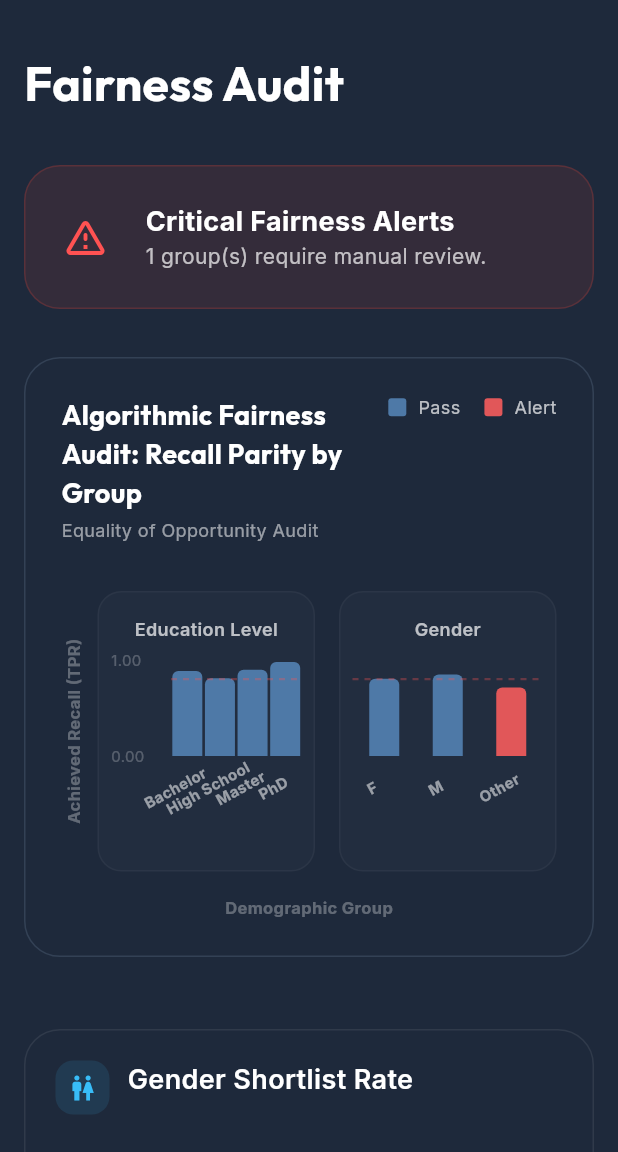
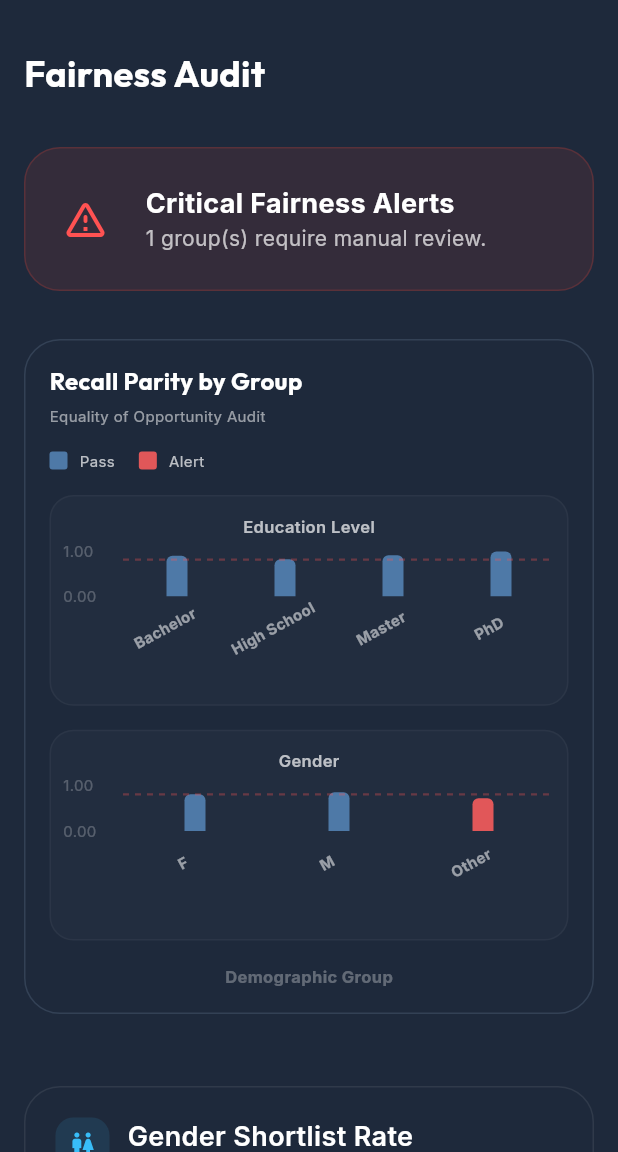
Before and after one commit to abumusasakib/talentmatch-dashboard, a Flutter app: the FairnessScreen screen opened by its route, on a phone screen of 412 x 824 dp, the part 84-1236 px from its top. Run offline on Flutter 3.47's test engine with Material 3 defaults, Android fonts, the phone set to English and light mode, and no system bars; drawn by our look-alikes of fl_chart; our stand-ins replace csv, dartz, flutter_bloc, freezed_annotation, get_it, go_router and 4 more; project files that could hold a hidden picture were left out.

Commit message:
feat: implement initial dashboard screens for overview, performance, and fairness, including related widgets.

```diff
--- a/lib/features/dashboard/presentation/screen/fairness_screen.dart
+++ b/lib/features/dashboard/presentation/screen/fairness_screen.dart
@@ -1,5 +1,6 @@
 import 'package:flutter/material.dart';
 import 'package:google_fonts/google_fonts.dart';
+import 'package:responsive_framework/responsive_framework.dart';
 import '../../domain/entity/group_impact_entity.dart';
 import '../../domain/entity/disparity_entities.dart';
 import '../../domain/entity/performance_metrics_entities.dart';
@@ -34,7 +35,7 @@ class FairnessScreen extends StatelessWidget {
     List<RecallParityEntity> recallParity,
     double targetRecall,
   ) {
-    final bool isMobile = MediaQuery.of(context).size.width < 1024;
+    final bool isMobile = ResponsiveBreakpoints.of(context).isMobile;
     final List<GroupImpactEntity> alerts =
         impacts.where((GroupImpactEntity i) => i.alert.isNotEmpty).toList();
 
@@ -46,7 +47,9 @@ class FairnessScreen extends StatelessWidget {
           Text(
             'Fairness Audit',
             style: GoogleFonts.outfit(
-                color: Colors.white, fontSize: 32, fontWeight: FontWeight.bold),
+                color: Colors.white,
+                fontSize: isMobile ? 24 : 32,
+                fontWeight: FontWeight.bold),
           ),
           const SizedBox(height: 32),
 
@@ -56,7 +59,7 @@ class FairnessScreen extends StatelessWidget {
           ],
 
           SizedBox(
-            height: 400,
+            height: isMobile ? 450 : 400,
             child: FairnessParityChart(
               recallParity: recallParity,
               targetRecall: targetRecall,
@@ -66,13 +69,13 @@ class FairnessScreen extends StatelessWidget {
 
           // Visual Bias Indicators - Vertical Stack to prevent squishing
           SizedBox(
-            height: 400,
+            height: isMobile ? 280 : 400,
             width: double.infinity,
             child: GenderBiasChart(data: genderDisparity),
           ),
           const SizedBox(height: 32),
           SizedBox(
-            height: 400,
+            height: isMobile ? 280 : 400,
             width: double.infinity,
             child: EducationBiasChart(data: educationDisparity),
           ),
@@ -110,12 +113,49 @@ class FairnessScreen extends StatelessWidget {
                         fontSize: 18,
                         fontWeight: FontWeight.bold),
                   ),
-                  subtitle: Padding(
+                  subtitle: Column(
+                    crossAxisAlignment: CrossAxisAlignment.start,
+                    children: [
+                      Padding(
                         padding: const EdgeInsets.only(top: 8),
                         child: Text(
                           '+${impact.additionalShortlisted} shortlisted  •  FP Δ: ${impact.fpChange.toStringAsFixed(1)}',
                           style: const TextStyle(color: Colors.white60),
                         ),
+                      ),
+                      if (isSmallMobile) ...[
+                        const SizedBox(height: 8),
+                        Container(
+                          padding: const EdgeInsets.symmetric(
+                              horizontal: 8, vertical: 4),
+                          decoration: BoxDecoration(
+                            color: hasAlert
+                                ? Colors.orange.withAlpha(26)
+                                : Colors.green.withAlpha(26),
+                            borderRadius: BorderRadius.circular(8),
+                          ),
+                          child: Text(
+                            impact.friendlyRecommendedAction,
+                            style: TextStyle(
+                              color: hasAlert
+                                  ? Colors.orangeAccent
+                                  : Colors.greenAccent,
+                              fontSize: 10,
+                              fontWeight: FontWeight.bold,
+                            ),
+                          ),
+                        ),
+                        if (hasAlert)
+                          Padding(
+                            padding: const EdgeInsets.only(top: 4, left: 4),
+                            child: Text(
+                              impact.friendlyAlert,
+                              style: const TextStyle(
+                                  color: Colors.redAccent, fontSize: 10),
+                            ),
+                          ),
+                      ],
+                    ],
                   ),
                   trailing: isSmallMobile
                       ? null
@@ -123,15 +163,35 @@ class FairnessScreen extends StatelessWidget {
                           mainAxisAlignment: MainAxisAlignment.center,
                           crossAxisAlignment: CrossAxisAlignment.end,
                           children: [
-                            Text(
+                            Container(
+                              padding: const EdgeInsets.symmetric(
+                                  horizontal: 12, vertical: 6),
+                              decoration: BoxDecoration(
+                                color: hasAlert
+                                    ? Colors.orange.withAlpha(26)
+                                    : Colors.green.withAlpha(26),
+                                borderRadius: BorderRadius.circular(12),
+                              ),
+                              child: Text(
                                 impact.friendlyRecommendedAction,
                                 style: TextStyle(
-                                  color: hasAlert ? Colors.orangeAccent : Colors.greenAccent,
-                                  fontWeight: FontWeight.bold),
+                                  color: hasAlert
+                                      ? Colors.orangeAccent
+                                      : Colors.greenAccent,
+                                  fontSize: 12,
+                                  fontWeight: FontWeight.bold,
+                                ),
+                              ),
                             ),
                             if (hasAlert)
-                              Text(impact.friendlyAlert,
-                                  style: const TextStyle(color: Colors.redAccent, fontSize: 12)),
+                              Padding(
+                                padding: const EdgeInsets.only(top: 4),
+                                child: Text(
+                                  impact.friendlyAlert,
+                                  style: const TextStyle(
+                                      color: Colors.redAccent, fontSize: 12),
+                                ),
+                              ),
                           ],
                         ),
                 );
--- a/lib/features/dashboard/presentation/widgets/fairness_parity_chart.dart
+++ b/lib/features/dashboard/presentation/widgets/fairness_parity_chart.dart
@@ -1,6 +1,7 @@
 import 'package:fl_chart/fl_chart.dart';
 import 'package:flutter/material.dart';
 import 'package:google_fonts/google_fonts.dart';
+import 'package:responsive_framework/responsive_framework.dart';
 import 'package:talentmatch_dashboard/core/presentation/res/gen/colors.gen.dart';
 import 'package:talentmatch_dashboard/features/dashboard/domain/entity/performance_metrics_entities.dart';
 
@@ -16,6 +17,8 @@ class FairnessParityChart extends StatelessWidget {
 
   @override
   Widget build(BuildContext context) {
+    final bool isMobile = ResponsiveBreakpoints.of(context).isMobile;
+
     // Group data by groupCol
     final Map<String, List<RecallParityEntity>> groupedData = {};
     for (final entry in recallParity) {
@@ -25,7 +28,7 @@ class FairnessParityChart extends StatelessWidget {
     final groupCols = groupedData.keys.toList();
 
     return Container(
-      padding: const EdgeInsets.all(24),
+      padding: EdgeInsets.all(isMobile ? 16 : 24),
       decoration: BoxDecoration(
         color: ColorName.surface,
         borderRadius: BorderRadius.circular(24),
@@ -34,19 +37,19 @@ class FairnessParityChart extends StatelessWidget {
       child: Column(
         crossAxisAlignment: CrossAxisAlignment.start,
         children: [
-          Row(
+          Flex(
+            direction: isMobile ? Axis.vertical : Axis.horizontal,
             mainAxisAlignment: MainAxisAlignment.spaceBetween,
             crossAxisAlignment: CrossAxisAlignment.start,
             children: [
-              Expanded(
-                child: Column(
+              Column(
                 crossAxisAlignment: CrossAxisAlignment.start,
                 children: [
                   Text(
-                      'Algorithmic Fairness Audit: Recall Parity by Group',
+                    'Recall Parity by Group',
                     style: GoogleFonts.outfit(
                       color: Colors.white,
-                        fontSize: 18,
+                      fontSize: isMobile ? 16 : 18,
                       fontWeight: FontWeight.bold,
                     ),
                   ),
@@ -55,26 +58,28 @@ class FairnessParityChart extends StatelessWidget {
                     'Equality of Opportunity Audit',
                     style: GoogleFonts.inter(
                       color: Colors.white54,
-                        fontSize: 12,
+                      fontSize: isMobile ? 10 : 12,
                     ),
                   ),
                 ],
               ),
-              ),
+              if (isMobile) const SizedBox(height: 16),
+              Row(
+                mainAxisSize: MainAxisSize.min,
+                children: [
+                  _LegendItem(color: const Color(0xFF4E79A7), label: 'Pass', isMobile: isMobile),
                   const SizedBox(width: 16),
-              Row(
-                children: [
-                  _LegendItem(color: const Color(0xFF4E79A7), label: 'Pass'),
-                  const SizedBox(width: 16),
-                  _LegendItem(color: const Color(0xFFE15759), label: 'Alert'),
+                  _LegendItem(color: const Color(0xFFE15759), label: 'Alert', isMobile: isMobile),
                 ],
               ),
             ],
           ),
-          const SizedBox(height: 32),
+          SizedBox(height: isMobile ? 16 : 32),
           Expanded(
-            child: Row(
+            child: Flex(
+              direction: isMobile ? Axis.vertical : Axis.horizontal,
               children: [
+                if (!isMobile) ...[
                   // Y-Axis Label
                   RotatedBox(
                     quarterTurns: 3,
@@ -88,8 +93,10 @@ class FairnessParityChart extends StatelessWidget {
                     ),
                   ),
                   const SizedBox(width: 8),
+                ],
                 Expanded(
-                  child: Row(
+                  child: Flex(
+                    direction: isMobile ? Axis.vertical : Axis.horizontal,
                     children: groupCols.asMap().entries.map((entry) {
                       final idx = entry.key;
                       final col = entry.value;
@@ -97,14 +104,15 @@ class FairnessParityChart extends StatelessWidget {
                       final isFirst = idx == 0;
                       final isLast = idx == groupCols.length - 1;
 
-                      return Expanded(
-                        child: Container(
+                      Widget chart() => Container(
                             margin: EdgeInsets.only(
-                            left: isFirst ? 0 : 8,
-                            right: isLast ? 0 : 8,
+                              left: (isFirst || isMobile) ? 0 : 8,
+                              right: (isLast || isMobile) ? 0 : 8,
+                              top: (isFirst || !isMobile) ? 0 : 8,
+                              bottom: (isLast || !isMobile) ? 0 : 8,
                             ),
                             padding: const EdgeInsets.symmetric(
-                              vertical: 16, horizontal: 8),
+                                vertical: 12, horizontal: 8),
                             decoration: BoxDecoration(
                               color: Colors.white.withAlpha(5),
                               borderRadius: BorderRadius.circular(16),
@@ -117,23 +125,24 @@ class FairnessParityChart extends StatelessWidget {
                                   col,
                                   style: GoogleFonts.inter(
                                     color: Colors.white70,
-                                  fontSize: 12,
+                                    fontSize: 11,
                                     fontWeight: FontWeight.w600,
                                   ),
                                 ),
-                              const SizedBox(height: 12),
+                                const SizedBox(height: 8),
                                 Expanded(
                                   child: _IndividualParityChart(
                                     data: data,
                                     targetRecall: targetRecall,
-                                  showYAxis: isFirst,
+                                    showYAxis: isFirst || isMobile,
                                     showTargetLabel: isLast,
                                   ),
                                 ),
                               ],
                             ),
-                        ),
                           );
+
+                      return isMobile ? Expanded(child: chart()) : Expanded(child: chart());
                     }).toList(),
                   ),
                 ),
@@ -274,13 +283,14 @@ class _IndividualParityChart extends StatelessWidget {
         barGroups: List.generate(data.length, (i) {
           final recall = data[i].achievedRecall;
           final isBelow = recall < targetRecall;
+          final isMobile = MediaQuery.of(context).size.width < 600;
           return BarChartGroupData(
             x: i,
             barRods: [
               BarChartRodData(
                 toY: recall,
                 color: isBelow ? const Color(0xFFE15759) : const Color(0xFF4E79A7),
-                width: 20,
+                width: isMobile ? 14 : 20,
                 borderRadius: const BorderRadius.only(
                   topLeft: Radius.circular(4),
                   topRight: Radius.circular(4),
@@ -297,8 +307,9 @@ class _IndividualParityChart extends StatelessWidget {
 class _LegendItem extends StatelessWidget {
   final Color color;
   final String label;
+  final bool isMobile;
 
-  const _LegendItem({required this.color, required this.label});
+  const _LegendItem({required this.color, required this.label, this.isMobile = false});
 
   @override
   Widget build(BuildContext context) {
@@ -312,7 +323,7 @@ class _LegendItem extends StatelessWidget {
         const SizedBox(width: 8),
         Text(
           label,
-          style: GoogleFonts.inter(fontSize: 12, color: Colors.white70),
+          style: GoogleFonts.inter(fontSize: isMobile ? 10 : 12, color: Colors.white70),
         ),
       ],
     );
```
Also changed, not shown: lib/features/dashboard/presentation/screen/overview_screen.dart (+57 -33 lines), lib/features/dashboard/presentation/screen/performance_screen.dart (+6 -5 lines). Lines whose indentation alone changed are shown as unchanged.
